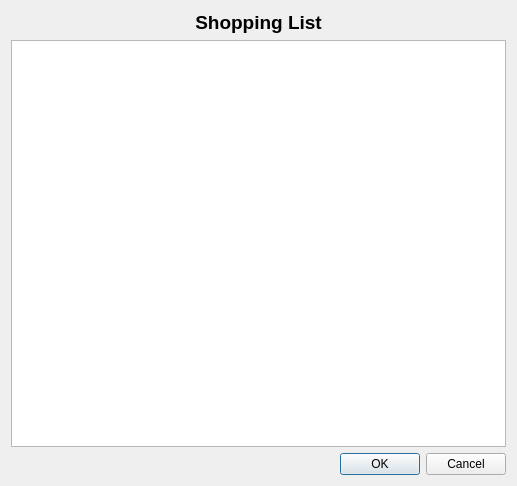
First picture: the form in ThomChefApp/shoppinglistview.ui, repository computoms/ThomChef, before the edit.
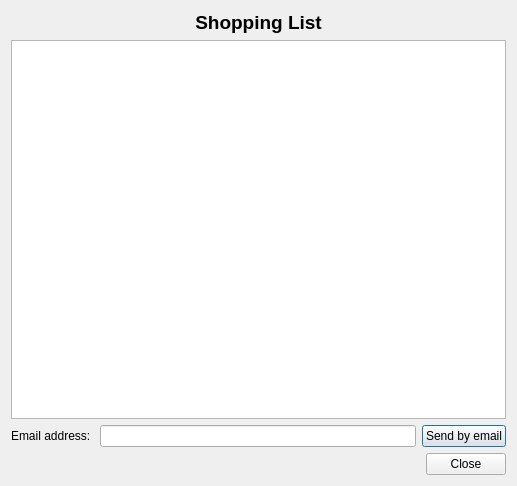
Second picture: the form after the edit.

Commit message: Implements sending the shopping list by email and improves UI by correcting button enabled states

What changed in the file:
```diff
--- a/ThomChefApp/shoppinglistview.ui
+++ b/ThomChefApp/shoppinglistview.ui
@@ -14,16 +14,37 @@
    <string>Dialog</string>
   </property>
   <layout class="QGridLayout" name="gridLayout">
+   <item row="2" column="0">
+    <layout class="QGridLayout" name="gridLayout_2">
+     <item row="0" column="2">
+      <widget class="QPushButton" name="button_sendEmail">
+       <property name="text">
+        <string>Send by email</string>
+       </property>
+      </widget>
+     </item>
+     <item row="0" column="1">
+      <widget class="QLineEdit" name="edit_email"/>
+     </item>
+     <item row="0" column="0">
+      <widget class="QLabel" name="label_email">
+       <property name="text">
+        <string>Email address: </string>
+       </property>
+      </widget>
+     </item>
+    </layout>
+   </item>
    <item row="1" column="0">
     <widget class="QListWidget" name="listIngredients"/>
    </item>
-   <item row="2" column="0">
+   <item row="4" column="0">
     <widget class="QDialogButtonBox" name="buttonBox">
      <property name="orientation">
       <enum>Qt::Horizontal</enum>
      </property>
      <property name="standardButtons">
-      <set>QDialogButtonBox::Cancel|QDialogButtonBox::Ok</set>
+      <set>QDialogButtonBox::Close</set>
      </property>
     </widget>
    </item>
```
The commit also changes 13 other files.
